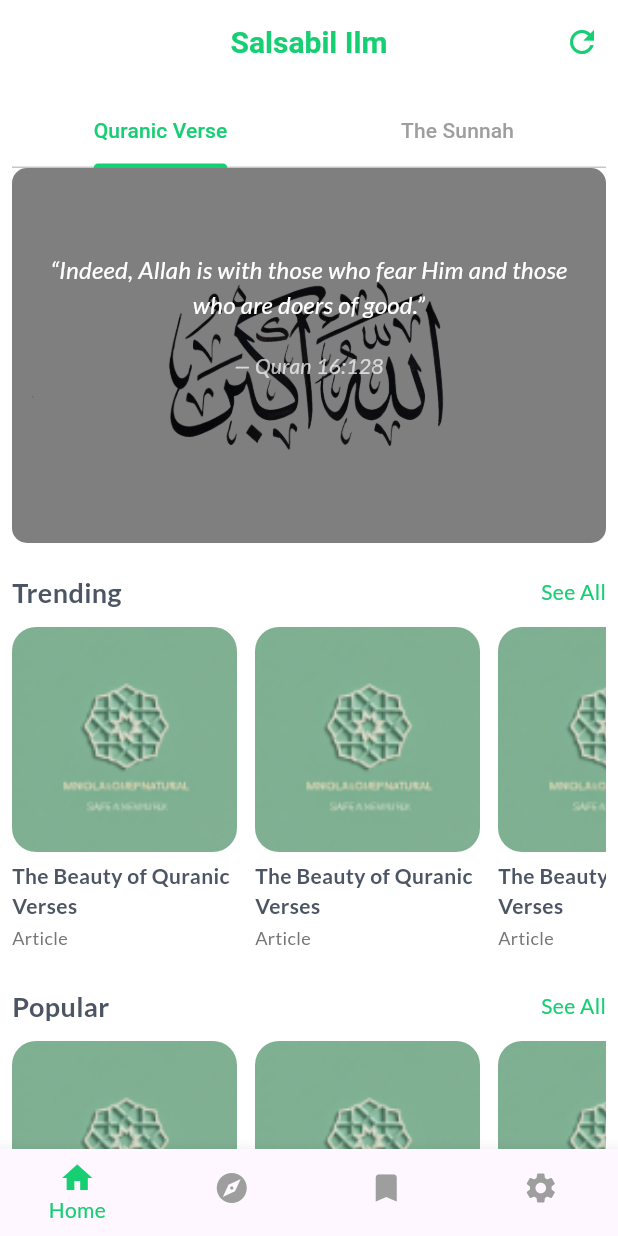
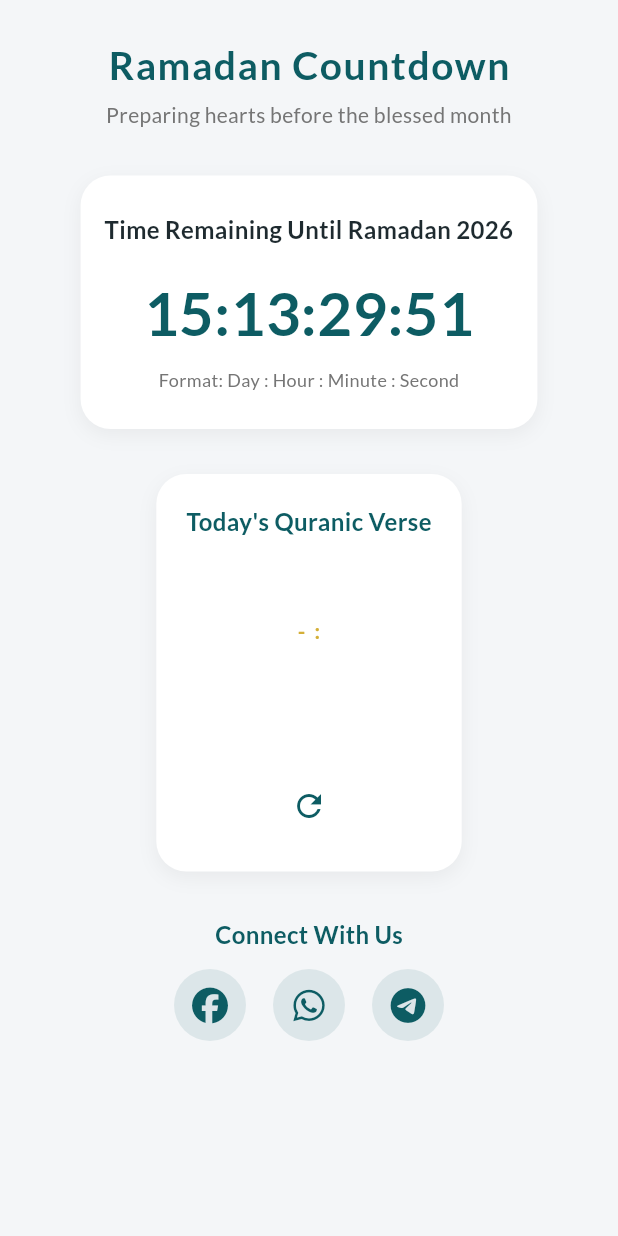
Before and after one commit to mdsiamulislam/salsabil-ilm, a Flutter app: the screen it shows after launch, after a tap on the "refresh" icon, on a phone screen of 412 x 824 dp. Run offline on Flutter 3.47's test engine with Material 3 defaults, Android fonts, the phone set to English and light mode, and no system bars; our stand-ins replace font_awesome_flutter, get, google_fonts; missing offline and left inert: quran; statements that could not run were skipped.

Commit message:
Add countdown feature for Ramadan 2026; implement UI and controllers

```diff
--- /dev/null
+++ b/lib/core/routing/route.dart
@@ -0,0 +1,18 @@
+import 'package:get/get.dart';
+import 'package:ilm/core/routing/route_name.dart';
+import 'package:ilm/feature/ramadan/screens/count_down_page.dart';
+
+
+
+class AppRoute {
+
+  static final pages = [
+
+    GetPage(
+      name: RouteName.ramadanHome,
+      page: () => CountDownPage(),
+    )
+
+  ];
+
+}
--- /dev/null
+++ b/lib/core/routing/route_name.dart
@@ -0,0 +1,8 @@
+class RouteName {
+
+  static const String home = '/home';
+
+  // ===== Feature : Ramadan ===== //
+  static const String ramadanHome = '/ramadan/home';
+
+}
--- a/lib/core/theme/color/color.dart
+++ b/lib/core/theme/color/color.dart
@@ -4,4 +4,15 @@ import 'package:flutter/material.dart';
 class AppColors {
   static const Color primary = Color(0xFF17CF73);
   static const Color info = Color(0xFF3B82F6);
+
+  static const Color deepGreen = Color(0xFF0B3D2E);       // Rich forest green
+  static const Color mediumGreen = Color(0xFF145A3E);     // Main card background
+  static const Color lightGreen = Color(0xFF1E7A56);      // Accent / button green
+  static const Color gold = Color(0xFFD4AF37);            // Primary gold
+  static const Color softGold = Color(0xFFE8D48B);        // Lighter gold for text
+  static const Color creamWhite = Color(0xFFF5F0E8);      // Warm cream
+  static const Color warmWhite = Color(0xFFFAF7F2);      // Card surfaces
+  static const Color textDark = Color(0xFF1A1A1A);        // Body text
+  static const Color textMuted = Color(0xFF6B6B6B);       // Muted text
+  static const Color cardShadow = Color(0x1A0B3D2E);
 }
--- /dev/null
+++ b/lib/core/utils/get_current_time.dart
@@ -0,0 +1,5 @@
+class GetCurrentTime {
+  static DateTime now() {
+    return DateTime.now();
+  }
+}
--- /dev/null
+++ b/lib/feature/ramadan/controllers/count_down_controller.dart
@@ -0,0 +1,42 @@
+import 'package:get/get.dart';
+import 'package:ilm/core/utils/get_current_time.dart';
+
+
+class CountDownController extends GetxController{
+
+  RxString remainingTime = ''.obs;
+
+  @override
+  void onInit() {
+    super.onInit();
+    // Start the countdown timer
+    startCountDown();
+  }
+
+  Future<void> startCountDown() async {
+
+    final targetDateTime = DateTime(2026, 2, 19, 0, 0, 0);
+    while (true) {
+      final currentDateTime = GetCurrentTime.now();
+      final difference = targetDateTime.difference(currentDateTime);
+
+      if (difference.isNegative) {
+        remainingTime.value = '00:00:00:00';
+        break;
+      }
+
+      final days = difference.inDays;
+      final hours = difference.inHours % 24;
+      final minutes = difference.inMinutes % 60;
+      final seconds = difference.inSeconds % 60;
+
+      remainingTime.value =
+          '${days.toString().padLeft(2, '0')}:${hours.toString().padLeft(2, '0')}:${minutes.toString().padLeft(2, '0')}:${seconds.toString().padLeft(2, '0')}';
+
+      // Wait for 1 second before updating again
+      await Future.delayed(Duration(seconds: 1));
+    }
+
+  }
+
+}
--- /dev/null
+++ b/lib/feature/ramadan/controllers/quran_data_get_controller.dart
@@ -0,0 +1,43 @@
+import 'package:get/get.dart';
+import 'package:quran/quran.dart';
+
+
+class QuranDataGetController extends GetxController{
+
+  RxString verse = ''.obs;
+  RxString banglaTranslation = ''.obs;
+  RxString englishTranslation = ''.obs;
+  RxString surahName = ''.obs;
+  RxString verseNumber = ''.obs;
+  RxString surahNumber = ''.obs;
+
+  @override
+  void onInit() {
+    super.onInit();
+    randomVerse();
+  }
+
+
+  void randomVerse(){
+
+    RandomVerse randomVerse = RandomVerse();
+    verse.value = randomVerse.verse;
+    surahName.value = getSurahNameArabic(randomVerse.surahNumber);
+    verseNumber.value = randomVerse.verseNumber.toString();
+    surahNumber.value = randomVerse.surahNumber.toString();
+
+    banglaTranslation.value = getVerseTranslation(
+      randomVerse.surahNumber,
+      randomVerse.verseNumber,
+      translation: Translation.bengali,
+    );
+
+    englishTranslation.value = getVerseTranslation(
+      randomVerse.surahNumber,
+      randomVerse.verseNumber,
+      translation: Translation.enClearQuran,
+    );
+
+  }
+
+}
--- /dev/null
+++ b/lib/feature/ramadan/screens/count_down_page.dart
@@ -0,0 +1,231 @@
+import 'package:flutter/material.dart';
+import 'package:font_awesome_flutter/font_awesome_flutter.dart';
+import 'package:ilm/core/utils/url_launcher.dart';
+import 'package:ilm/feature/ramadan/controllers/count_down_controller.dart';
+import 'package:get/get.dart';
+import 'package:ilm/feature/ramadan/controllers/quran_data_get_controller.dart';
+
+class CountDownPage extends StatelessWidget {
+  const CountDownPage({super.key});
+
+  @override
+  Widget build(BuildContext context) {
+    final CountDownController countDownController = Get.put(CountDownController());
+    final QuranDataGetController quranDataGetController = Get.put(QuranDataGetController());
+
+    const primaryColor = Color(0xFF0D5C63);
+    const accentColor = Color(0xFFD4AF37);
+    const bgColor = Color(0xFFF4F6F8);
+    const textDark = Color(0xFF1E2A2F);
+
+    return Scaffold(
+      backgroundColor: bgColor,
+      body: SafeArea(
+        child: SingleChildScrollView(
+          padding: const EdgeInsets.symmetric(horizontal: 20, vertical: 24),
+          child: Column(
+            crossAxisAlignment: CrossAxisAlignment.center,
+            children: [
+
+              /// 🌙 HEADER
+              Text(
+                "Ramadan Countdown",
+                style: TextStyle(
+                  fontSize: 26,
+                  fontWeight: FontWeight.bold,
+                  color: primaryColor,
+                  letterSpacing: 1,
+                ),
+              ),
+              const SizedBox(height: 6),
+              Text(
+                "Preparing hearts before the blessed month",
+                style: TextStyle(
+                  fontSize: 14,
+                  color: Colors.grey.shade600,
+                ),
+                textAlign: TextAlign.center,
+              ),
+
+              const SizedBox(height: 30),
+
+              /// ⏳ COUNTDOWN CARD
+              Container(
+                padding: const EdgeInsets.symmetric(vertical: 24, horizontal: 16),
+                decoration: BoxDecoration(
+                  color: Colors.white,
+                  borderRadius: BorderRadius.circular(20),
+                  boxShadow: [
+                    BoxShadow(
+                      color: Colors.black.withOpacity(0.05),
+                      blurRadius: 10,
+                      offset: const Offset(0, 4),
+                    )
+                  ],
+                ),
+                child: Column(
+                  children: [
+                    const Text(
+                      "Time Remaining Until Ramadan 2026",
+                      style: TextStyle(
+                        fontSize: 16,
+                        fontWeight: FontWeight.w600,
+                        color: textDark,
+                      ),
+                      textAlign: TextAlign.center,
+                    ),
+                    const SizedBox(height: 16),
+                    Obx(() => Text(
+                      countDownController.remainingTime.value,
+                      style: const TextStyle(
+                        fontSize: 40,
+                        fontWeight: FontWeight.bold,
+                        color: primaryColor,
+                      ),
+                      textAlign: TextAlign.center,
+                    )),
+                    const SizedBox(height: 8),
+                    Text(
+                      "Format: Day : Hour : Minute : Second",
+                      style: TextStyle(
+                        fontSize: 12,
+                        color: Colors.grey.shade600,
+                      ),
+                    ),
+                  ],
+                ),
+              ),
+
+              const SizedBox(height: 30),
+
+              /// 📖 VERSE CARD
+              Container(
+                padding: const EdgeInsets.all(20),
+                decoration: BoxDecoration(
+                  color: Colors.white,
+                  borderRadius: BorderRadius.circular(20),
+                  boxShadow: [
+                    BoxShadow(
+                      color: Colors.black.withOpacity(0.05),
+                      blurRadius: 10,
+                      offset: const Offset(0, 4),
+                    )
+                  ],
+                ),
+                child: Obx(() => Column(
+                  children: [
+                    Text(
+                      "Today's Quranic Verse",
+                      style: TextStyle(
+                        fontSize: 16,
+                        fontWeight: FontWeight.bold,
+                        color: primaryColor,
+                      ),
+                    ),
+                    const SizedBox(height: 14),
+
+                    Text(
+                      quranDataGetController.verse.value,
+                      textAlign: TextAlign.center,
+                      style: const TextStyle(
+                        fontSize: 18,
+                        fontStyle: FontStyle.italic,
+                        height: 1.6,
+                        color: textDark,
+                      ),
+                    ),
+
+                    const SizedBox(height: 10),
+
+                    Text(
+                      "- ${quranDataGetController.surahName.value} ${quranDataGetController.surahNumber.value}:${quranDataGetController.verseNumber.value}",
+                      style: const TextStyle(
+                        fontSize: 14,
+                        fontWeight: FontWeight.bold,
+                        color: accentColor,
+                      ),
+                    ),
+
+                    const SizedBox(height: 14),
+
+                    Text(
+                      quranDataGetController.englishTranslation.value,
+                      textAlign: TextAlign.center,
+                      style: TextStyle(
+                        fontSize: 15,
+                        color: Colors.grey.shade800,
+                        height: 1.5,
+                      ),
+                    ),
+
+                    const SizedBox(height: 10),
+
+                    Text(
+                      quranDataGetController.banglaTranslation.value,
+                      textAlign: TextAlign.center,
+                      style: TextStyle(
+                        fontSize: 15,
+                        color: Colors.grey.shade800,
+                        height: 1.5,
+                      ),
+                    ),
+
+                    const SizedBox(height: 12),
+
+                    IconButton(
+                      icon: const Icon(Icons.refresh, color: primaryColor),
+                      onPressed: () {
+                        quranDataGetController.randomVerse();
+                      },
+                    ),
+                  ],
+                )),
+              ),
+
+              const SizedBox(height: 30),
+
+              /// 🌐 SOCIAL SECTION
+              Text(
+                "Connect With Us",
+                style: TextStyle(
+                  fontSize: 16,
+                  fontWeight: FontWeight.w600,
+                  color: primaryColor,
+                ),
+              ),
+              const SizedBox(height: 12),
+
+              Row(
+                mainAxisAlignment: MainAxisAlignment.center,
+                children: [
+                  _socialButton(FontAwesomeIcons.facebook, primaryColor, () {
+                    UrlLauncherHelper.openUrl('https://www.facebook.com/');
+                  }),
+                  const SizedBox(width: 18),
+                  _socialButton(FontAwesomeIcons.whatsapp, primaryColor, () {}),
+                  const SizedBox(width: 18),
+                  _socialButton(FontAwesomeIcons.telegram, primaryColor, () {}),
+                ],
+              ),
+
+              const SizedBox(height: 30),
+            ],
+          ),
+        ),
+      ),
+    );
+  }
+
+  Widget _socialButton(IconData icon, Color color, VoidCallback onTap) {
+    return Container(
+      decoration: BoxDecoration(
+        shape: BoxShape.circle,
+        color: color.withOpacity(0.1),
+      ),
+      child: IconButton(
+        icon: FaIcon(icon, color: color),
+        onPressed: onTap,
+      ),
+    );
+  }
+}
--- a/lib/main.dart
+++ b/lib/main.dart
@@ -1,10 +1,12 @@
 import 'package:flutter/material.dart';
-import 'package:ilm/feature/landing_page.dart';
+import 'package:get/get.dart';
+import 'package:ilm/core/routing/route.dart';
+import 'package:ilm/core/routing/route_name.dart';
 
 import 'core/theme/theme_data/theme_variation/dark_theme.dart';
 import 'core/theme/theme_data/theme_variation/light_theme.dart';
 
-void main() {
+void main() async{
   runApp(const InitApp());
 }
 
@@ -12,13 +14,14 @@ class InitApp extends StatelessWidget {
   const InitApp({super.key});
   @override
   Widget build(BuildContext context) {
-    return MaterialApp(
+    return GetMaterialApp(
       title: 'Flutter Demo',
       theme: LightTheme.theme,
       darkTheme: DarkTheme.theme,
       themeMode: ThemeMode.system,
       debugShowCheckedModeBanner: false,
-      home: LandingPage(),
+      getPages: AppRoute.pages,
+      initialRoute: RouteName.ramadanHome,
     );
   }
 }
--- a/pubspec.yaml
+++ b/pubspec.yaml
@@ -20,6 +20,7 @@ dependencies:
   ## === Icons and Fonts === ##
   cupertino_icons: ^1.0.8
   google_fonts: ^6.3.2
+  font_awesome_flutter: ^10.12.0
 
   ## === State Management === ##
   get: ^4.7.2
@@ -65,6 +66,9 @@ dependencies:
   ## === File Picker === ##
   file_picker: ^10.3.3
 
+  ## === Quran === ##
+  quran: ^1.4.1
+
 #  ## === Video Player === ##
 #  video_player: ^2.6.1
 #  ## === Audio Player === ##
@@ -75,7 +79,7 @@ dependencies:
 dev_dependencies:
   flutter_test:
     sdk: flutter
-  flutter_lints: ^5.0.0
+  flutter_lints: ^6.0.0
 
 
 ## === Assets === ##
```
Also changed, not shown: lib/core/utils/url_launcher.dart (added, +14 -0 lines), pubspec.lock, 85 other files.
